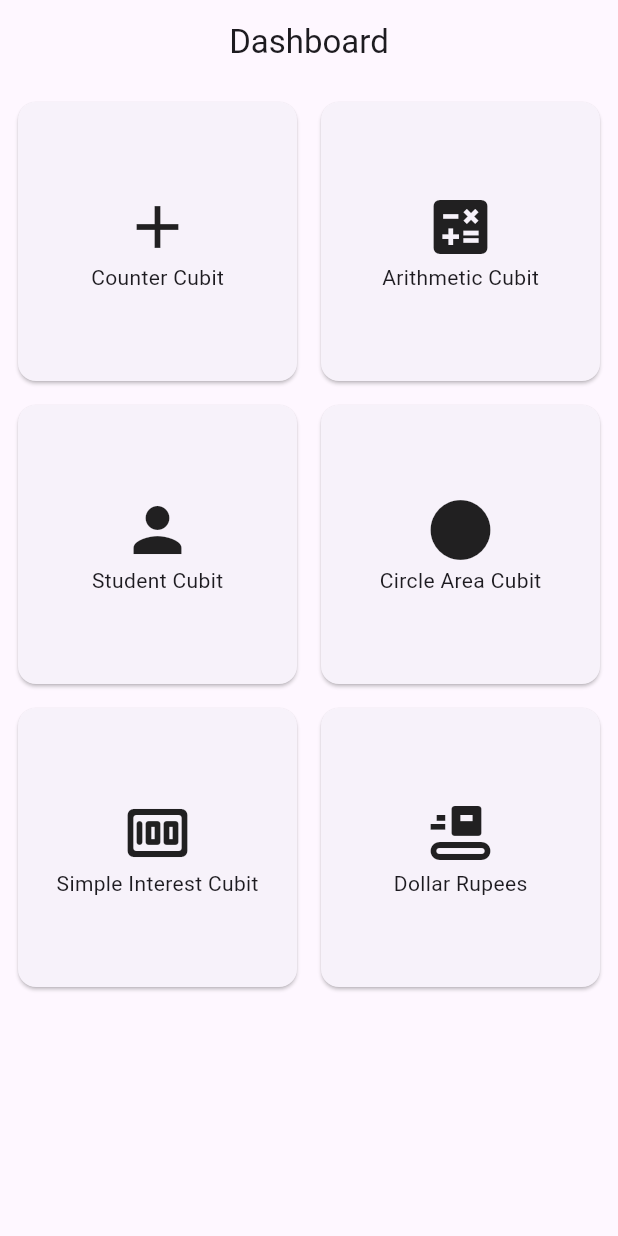
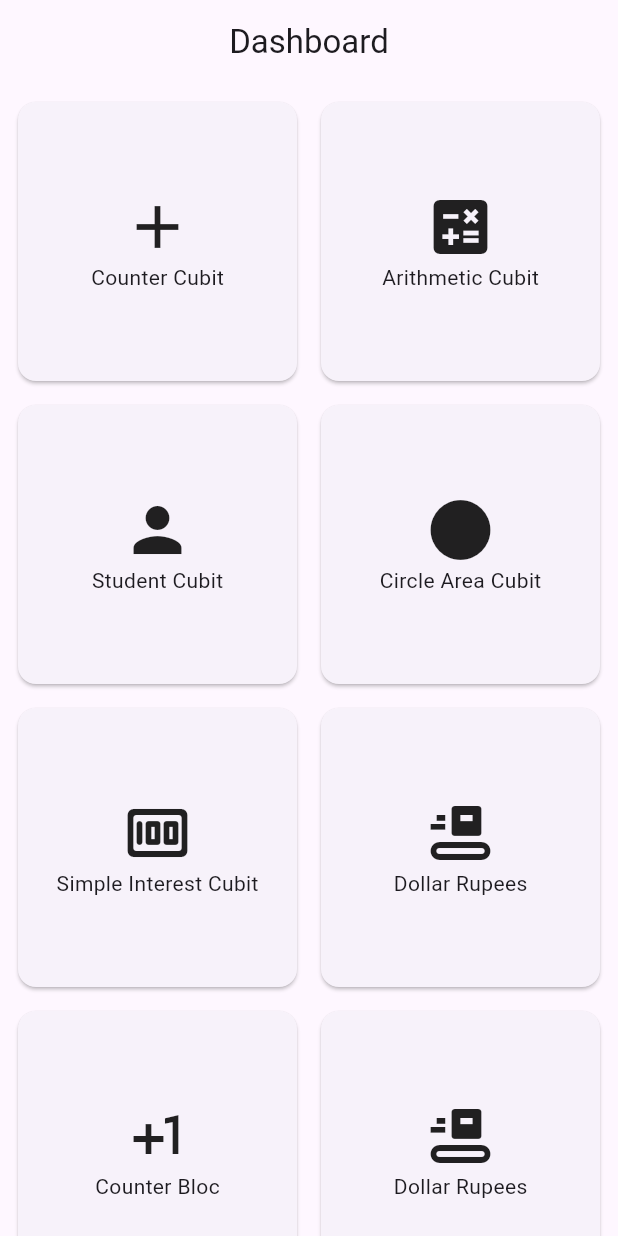
Before and after one commit to sandeshs0/bloc_starter, a Flutter app: the screen it shows after launch, on a phone screen of 412 x 824 dp. Run offline on Flutter 3.47's test engine with Material 3 defaults, Android fonts, the phone set to English and light mode, and no system bars; our stand-ins replace equatable, flutter_bloc, get_it.

Commit message:
Refactor app structure to use service locator for dependency management and add new dashboard options

```diff
--- a/lib/app.dart
+++ b/lib/app.dart
@@ -1,10 +1,5 @@
-import 'package:bloc_test/cubit/arithmetic_cubit.dart';
-import 'package:bloc_test/cubit/circle_area_cubit.dart';
-import 'package:bloc_test/cubit/cubit.dart';
 import 'package:bloc_test/cubit/dashboard_cubit.dart';
-import 'package:bloc_test/cubit/dollar_rupees_cubit.dart';
-import 'package:bloc_test/cubit/simple_interest_cubit.dart';
-import 'package:bloc_test/cubit/student_cubit.dart';
+import 'package:bloc_test/service_locator/service_locator.dart';
 import 'package:bloc_test/view/dashboard_view.dart';
 import 'package:flutter/material.dart';
 import 'package:flutter_bloc/flutter_bloc.dart';
@@ -14,28 +9,35 @@ class App extends StatelessWidget {
 
   @override
   Widget build(BuildContext context) {
-    return MultiBlocProvider(
-        providers: [
-          BlocProvider(create: (context) => CounterCubit()),
-          BlocProvider(create: (context) => ArithmeticCubit()),
-          BlocProvider(create: (context) => StudentCubit()),
-          BlocProvider(create: (context) => CircleAreaCubit()),
-          BlocProvider(create: (context) => SimpleInterestCubit()),
-          BlocProvider(create: (context) => DollarRupeesCubit()),
-          BlocProvider(
-              create: (context) => DashboardCubit(
-                    context.read<CounterCubit>(),
-                    context.read<ArithmeticCubit>(),
-                    context.read<StudentCubit>(),
-                    context.read<CircleAreaCubit>(),
-                    context.read<SimpleInterestCubit>(),
-                    context.read<DollarRupeesCubit>(),
-                  ))
-        ],
-        child: MaterialApp(
-          debugShowCheckedModeBanner: false,
-          title: "Flutter Block",
-          home: DashboardView(),
-        ));
+    return MaterialApp(
+      // providers: [
+      //   BlocProvider(create: (context) => serviceLocator<CounterCubit>()),
+      //   BlocProvider(create: (context) => serviceLocator<ArithmeticCubit>()),
+      //   BlocProvider(create: (context) => serviceLocator<StudentCubit>()),
+      //   BlocProvider(create: (context) => serviceLocator<CircleAreaCubit>()),
+      //   BlocProvider(
+      //       create: (context) => serviceLocator<SimpleInterestCubit>()),
+      //   BlocProvider(
+      //       create: (context) => serviceLocator<DollarRupeesCubit>()),
+      //   BlocProvider(create: (context) => serviceLocator<DashboardCubit>()),
+
+      //   // BlocProvider(
+      //   //     create: (context) => DashboardCubit(
+      //   //           context.read<CounterCubit>(),
+      //   //           context.read<ArithmeticCubit>(),
+      //   //           context.read<StudentCubit>(),
+      //   //           context.read<CircleAreaCubit>(),
+      //   //           context.read<SimpleInterestCubit>(),
+      //   //           context.read<DollarRupeesCubit>(),
+      //   //         ))
+      // ],
+
+      debugShowCheckedModeBanner: false,
+      title: "Flutter Block",
+      home: BlocProvider.value(
+        value: serviceLocator<DashboardCubit>(),
+        child: DashboardView(),
+      ),
+    );
   }
 }
--- a/lib/main.dart
+++ b/lib/main.dart
@@ -1,7 +1,10 @@
 import 'package:bloc_test/app.dart';
+import 'package:bloc_test/service_locator/service_locator.dart';
 import 'package:flutter/material.dart';
 
-void main() {
+void main() async {
+  WidgetsFlutterBinding.ensureInitialized();
+  await initDependencies();
   runApp(
     App(),
   );
--- a/lib/view/dashboard_view.dart
+++ b/lib/view/dashboard_view.dart
@@ -104,6 +104,48 @@ class DashboardView extends StatelessWidget {
               ),
             ),
           ),
+          Card(
+            child: InkWell(
+              onTap: () {
+                context.read<DashboardCubit>().openDollarRupees(context);
+              },
+              child: Column(
+                mainAxisAlignment: MainAxisAlignment.center,
+                children: const <Widget>[
+                  Icon(Icons.plus_one, size: 48),
+                  Text('Counter Bloc'),
+                ],
+              ),
+            ),
+          ),
+          Card(
+            child: InkWell(
+              onTap: () {
+                context.read<DashboardCubit>().openDollarRupees(context);
+              },
+              child: Column(
+                mainAxisAlignment: MainAxisAlignment.center,
+                children: const <Widget>[
+                  Icon(Icons.conveyor_belt, size: 48),
+                  Text('Dollar Rupees'),
+                ],
+              ),
+            ),
+          ),
+          Card(
+            child: InkWell(
+              onTap: () {
+                context.read<DashboardCubit>().openDollarRupees(context);
+              },
+              child: Column(
+                mainAxisAlignment: MainAxisAlignment.center,
+                children: const <Widget>[
+                  Icon(Icons.conveyor_belt, size: 48),
+                  Text('Dollar Rupees'),
+                ],
+              ),
+            ),
+          ),
         ],
       ),
     );
--- a/pubspec.yaml
+++ b/pubspec.yaml
@@ -36,6 +36,7 @@ dependencies:
   cupertino_icons: ^1.0.8
   flutter_bloc: ^8.1.6
   equatable: ^2.0.7
+  get_it: ^8.0.3
 
 dev_dependencies:
   flutter_test:
```
Also changed, not shown: lib/service_locator/service_locator.dart (added, +32 -0 lines), lib/view/counter_bloc_view.dart (added, +67 -0 lines), lib/view/arithmetic_bloc_view.dart (added), pubspec.lock.
